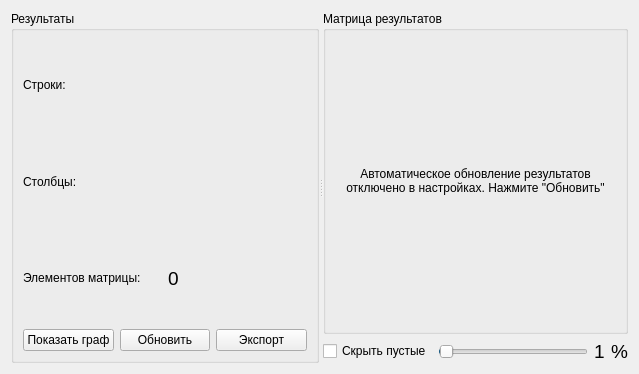
Before: the Qt Designer form ui/algorithm_result.ui in moevm/nosql1h19-text-graph, drawn with Qt 5.
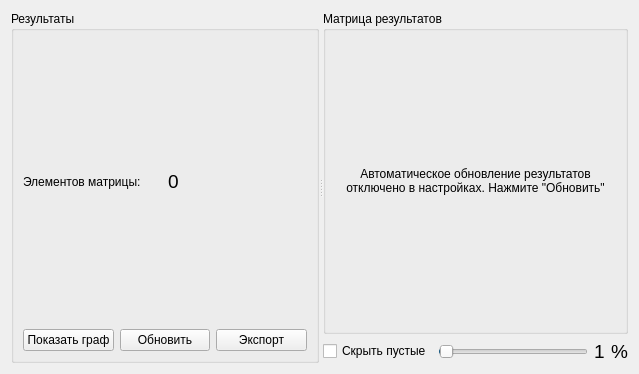
After: the same form once the commit is applied.

The edit to the form file:
```diff
--- a/ui/algorithm_result.ui
+++ b/ui/algorithm_result.ui
@@ -29,34 +29,7 @@
        </item>
        <item>
         <layout class="QGridLayout" name="gridLayout">
-         <item row="0" column="0">
-          <widget class="QLabel" name="label_3">
-           <property name="text">
-            <string>Строки:</string>
-           </property>
-          </widget>
-         </item>
          <item row="0" column="1">
-          <layout class="QHBoxLayout" name="rowsSliderLayout"/>
-         </item>
-         <item row="1" column="0">
-          <widget class="QLabel" name="label_4">
-           <property name="text">
-            <string>Столбцы:</string>
-           </property>
-          </widget>
-         </item>
-         <item row="1" column="1">
-          <layout class="QHBoxLayout" name="columnsSliderLayout"/>
-         </item>
-         <item row="2" column="0">
-          <widget class="QLabel" name="label_5">
-           <property name="text">
-            <string>Элементов матрицы:</string>
-           </property>
-          </widget>
-         </item>
-         <item row="2" column="1">
           <widget class="QLabel" name="elementsLabel">
            <property name="font">
             <font>
@@ -68,6 +41,13 @@
            </property>
           </widget>
          </item>
+         <item row="0" column="0">
+          <widget class="QLabel" name="label_5">
+           <property name="text">
+            <string>Элементов матрицы:</string>
+           </property>
+          </widget>
+         </item>
         </layout>
        </item>
        <item>
```
